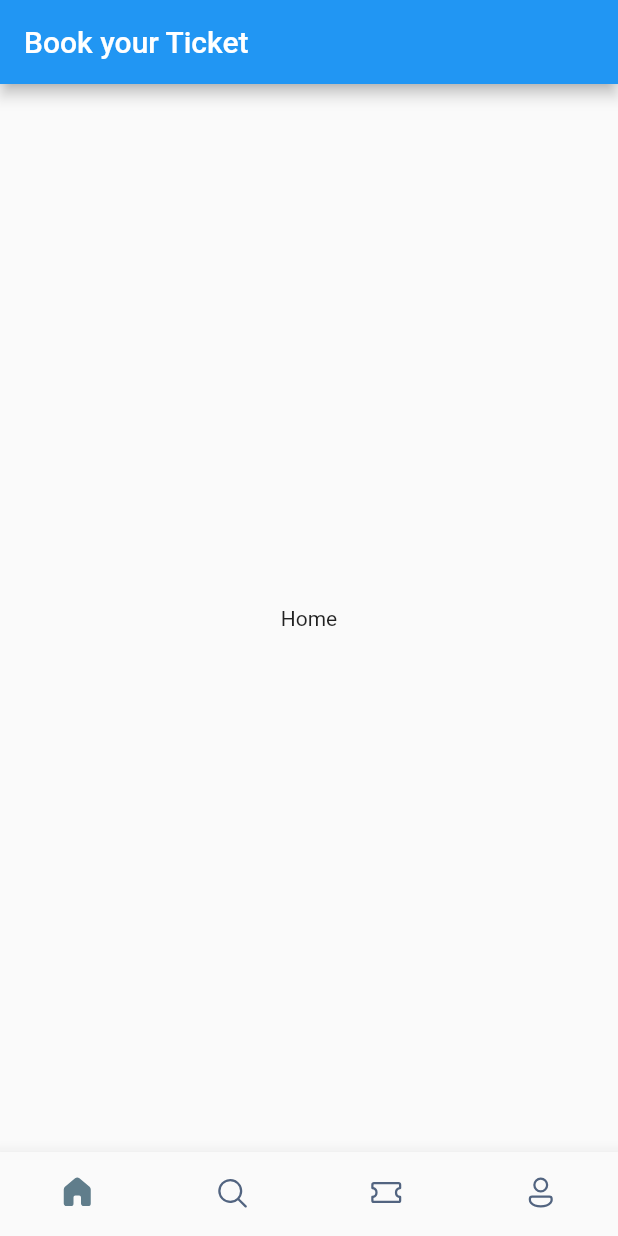
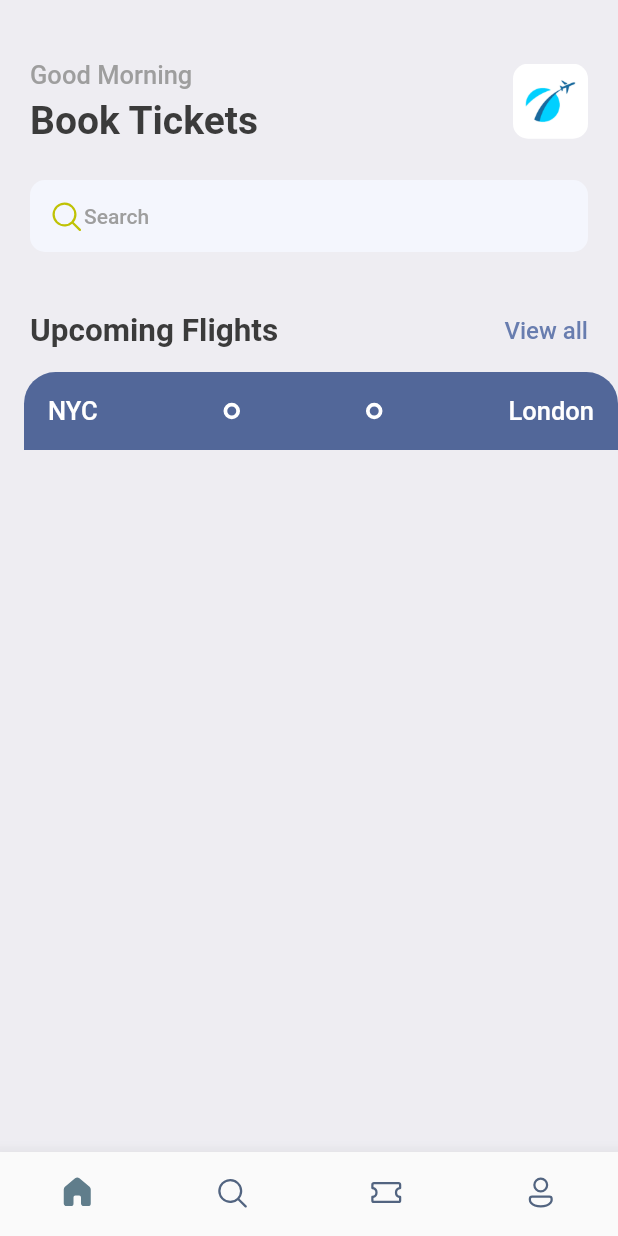
Before and after one commit to akashgiricse/flutter-ticket-booking, a Flutter app: the screen it shows after launch, on a phone screen of 412 x 824 dp. Run offline on Flutter 3.47's test engine with Material 2 defaults, Android fonts, the phone set to English and light mode, and no system bars; our stand-ins replace fluentui_icons, gap.

Commit message:
Start adding ticket widget

```diff
--- a/lib/main.dart
+++ b/lib/main.dart
@@ -1,5 +1,6 @@
 import 'package:flutter/material.dart';
 import 'package:ticket_booking/screens/bottom_bar.dart';
+import 'package:ticket_booking/utils/app_styles.dart';
 
 void main() {
   runApp(const MyApp());
@@ -12,10 +13,9 @@
   @override
   Widget build(BuildContext context) {
     return MaterialApp(
+      debugShowCheckedModeBanner: false,
       title: 'Flutter Demo',
-      theme: ThemeData(
-        primarySwatch: Colors.blue,
-      ),
+      theme: ThemeData(primaryColor: primary),
       home: const BottomBar(),
     );
   }
--- a/lib/screens/bottom_bar.dart
+++ b/lib/screens/bottom_bar.dart
@@ -1,6 +1,7 @@
 import 'package:fluentui_icons/fluentui_icons.dart';
 import 'package:flutter/cupertino.dart';
 import 'package:flutter/material.dart';
+import 'package:ticket_booking/screens/home_screen.dart';
 
 class BottomBar extends StatefulWidget {
   const BottomBar({super.key});
@@ -13,7 +14,7 @@
   int _selectedindex = 0;
 
   static final List<Widget> _widgetOptions = <Widget>[
-    const Text("Home"),
+    HomeScreen(),
     const Text("Search"),
     const Text("Tickets"),
     const Text("Profile"),
@@ -29,9 +30,6 @@
   @override
   Widget build(BuildContext context) {
     return Scaffold(
-      appBar: AppBar(
-        title: const Text("Book your Ticket"),
-      ),
       body: Center(
         child: _widgetOptions[_selectedindex],
       ),
--- /dev/null
+++ b/lib/screens/home_screen.dart
@@ -0,0 +1,103 @@
+import 'package:fluentui_icons/fluentui_icons.dart';
+import 'package:flutter/cupertino.dart';
+import 'package:flutter/material.dart';
+import 'package:gap/gap.dart';
+import 'package:ticket_booking/screens/ticket_view.dart';
+import 'package:ticket_booking/utils/app_styles.dart';
+
+class HomeScreen extends StatelessWidget {
+  const HomeScreen({super.key});
+
+  @override
+  Widget build(BuildContext context) {
+    return Scaffold(
+      backgroundColor: Styles.bgColor,
+      body: ListView(
+        children: [
+          Container(
+            padding: const EdgeInsets.symmetric(
+              horizontal: 20,
+            ),
+            child: Column(
+              children: [
+                const Gap(40),
+                Row(
+                  mainAxisAlignment: MainAxisAlignment.spaceBetween,
+                  children: [
+                    Column(
+                      crossAxisAlignment: CrossAxisAlignment.start,
+                      children: [
+                        Text(
+                          "Good Morning",
+                          style: Styles.headLineStyle3,
+                        ),
+                        const Gap(5),
+                        Text(
+                          "Book Tickets",
+                          style: Styles.headLineStyle1,
+                        ),
+                      ],
+                    ),
+                    Container(
+                      height: 50,
+                      width: 50,
+                      decoration: BoxDecoration(
+                        borderRadius: BorderRadius.circular(10),
+                        image: const DecorationImage(
+                          fit: BoxFit.fitHeight,
+                          image: AssetImage("assets/images/img_1.png"),
+                        ),
+                      ),
+                    )
+                  ],
+                ),
+                const Gap(25),
+                Container(
+                  decoration: BoxDecoration(
+                      borderRadius: BorderRadius.circular(10),
+                      color: const Color(0xFFF4F6FD)),
+                  padding:
+                      const EdgeInsets.symmetric(horizontal: 12, vertical: 12),
+                  child: Row(
+                    children: [
+                      const Icon(
+                        FluentSystemIcons.ic_fluent_search_regular,
+                        color: Color(0xFFBFC205),
+                      ),
+                      Text(
+                        "Search",
+                        style: Styles.headLineStyle4,
+                      ),
+                    ],
+                  ),
+                ),
+                const Gap(40),
+                Row(
+                  mainAxisAlignment: MainAxisAlignment.spaceBetween,
+                  children: [
+                    Text(
+                      "Upcoming Flights",
+                      style: Styles.headLineStyle2,
+                    ),
+                    InkWell(
+                      onTap: () {
+                        print("Tapped");
+                      },
+                      child: Text(
+                        "View all",
+                        style: Styles.textStyle
+                            .copyWith(color: Styles.primaryColor),
+                      ),
+                    )
+                  ],
+                ),
+              ],
+            ),
+          ),
+          const Gap(15),
+          TicketView(),
+        ],
+      ),
+    );
+  }
+}
--- /dev/null
+++ b/lib/screens/ticket_view.dart
@@ -0,0 +1,56 @@
+import 'package:flutter/cupertino.dart';
+import 'package:flutter/material.dart';
+import 'package:ticket_booking/utils/app_layout.dart';
+import 'package:ticket_booking/utils/app_styles.dart';
+import 'package:ticket_booking/widgets/thick_container.dart';
+
+class TicketView extends StatelessWidget {
+  const TicketView({super.key});
+
+  @override
+  Widget build(BuildContext context) {
+    final size = AppLayout.getSize(context);
+    return SizedBox(
+      width: size.width,
+      height: 200,
+      child: Container(
+        margin: const EdgeInsets.only(left: 16),
+        child: Column(
+          children: [
+            Container(
+              decoration: const BoxDecoration(
+                  color: Color(0xFF526799),
+                  borderRadius: BorderRadius.only(
+                      topLeft: Radius.circular(21),
+                      topRight: Radius.circular(21))),
+              padding: const EdgeInsets.all(16),
+              child: Column(
+                children: [
+                  Row(
+                    children: [
+                      Text(
+                        "NYC",
+                        style:
+                            Styles.headLineStyle3.copyWith(color: Colors.white),
+                      ),
+                      const Spacer(),
+                      ThickContainer(),
+                      const Spacer(),
+                      ThickContainer(),
+                      const Spacer(),
+                      Text(
+                        "London",
+                        style:
+                            Styles.headLineStyle3.copyWith(color: Colors.white),
+                      )
+                    ],
+                  ),
+                ],
+              ),
+            ),
+          ],
+        ),
+      ),
+    );
+  }
+}
--- /dev/null
+++ b/lib/utils/app_layout.dart
@@ -0,0 +1,7 @@
+import 'package:flutter/cupertino.dart';
+
+class AppLayout {
+  static getSize(BuildContext context) {
+    return MediaQuery.of(context).size;
+  }
+}
--- /dev/null
+++ b/lib/utils/app_styles.dart
@@ -0,0 +1,23 @@
+import 'package:flutter/cupertino.dart';
+import 'package:flutter/material.dart';
+
+Color primary = const Color(0xFF687daf);
+
+class Styles {
+  static Color primaryColor = primary;
+  static Color textColor = const Color(0xFF3b3b3b);
+  static Color bgColor = const Color(0xFFeeedf2);
+  static Color orangeColor = const Color(0xFF526799);
+
+  static TextStyle textStyle =
+      TextStyle(fontSize: 16, color: textColor, fontWeight: FontWeight.w500);
+
+  static TextStyle headLineStyle1 =
+      TextStyle(fontSize: 26, color: textColor, fontWeight: FontWeight.bold);
+  static TextStyle headLineStyle2 =
+      TextStyle(fontSize: 21, color: textColor, fontWeight: FontWeight.bold);
+  static TextStyle headLineStyle3 = TextStyle(
+      fontSize: 17, color: Colors.grey.shade500, fontWeight: FontWeight.w500);
+  static TextStyle headLineStyle4 = TextStyle(
+      fontSize: 14, color: Colors.grey.shade500, fontWeight: FontWeight.w500);
+}
--- /dev/null
+++ b/lib/widgets/thick_container.dart
@@ -0,0 +1,16 @@
+import 'package:flutter/cupertino.dart';
+import 'package:flutter/material.dart';
+
+class ThickContainer extends StatelessWidget {
+  const ThickContainer({super.key});
+
+  @override
+  Widget build(BuildContext context) {
+    return Container(
+      padding: const EdgeInsets.all(3.0),
+      decoration: BoxDecoration(
+          borderRadius: BorderRadius.circular(20),
+          border: Border.all(width: 2.5, color: Colors.white)),
+    );
+  }
+}
--- a/pubspec.yaml
+++ b/pubspec.yaml
@@ -35,6 +35,7 @@
   # Use with the CupertinoIcons class for iOS style icons.
   cupertino_icons: ^1.0.2
   fluentui_icons: ^1.0.0
+  gap: ^2.0.0
 
 dev_dependencies:
   flutter_test:
@@ -58,8 +59,8 @@
   uses-material-design: true
 
   # To add assets to your application, add an assets section, like this:
-  # assets:
-  #   - images/a_dot_burr.jpeg
+  assets:
+    - assets/images/
   #   - images/a_dot_ham.jpeg
 
   # An image asset can refer to one or more resolution-specific "variants", see
```
Also changed, not shown: assets/images/img.png (added), assets/images/img_1.png (added), assets/images/one.png (added), assets/images/sit.jpg (added), assets/images/three.png (added), assets/images/two.png (added), assets/images/visa.png (added), pubspec.lock.
